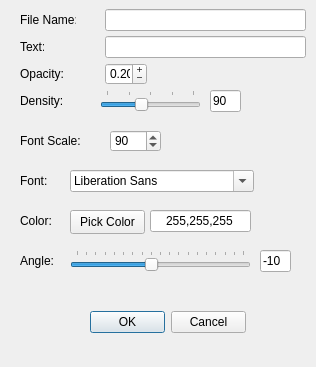
Before: the Qt Designer form options.ui in hikaruAi/Watermarker, drawn with Qt 5.
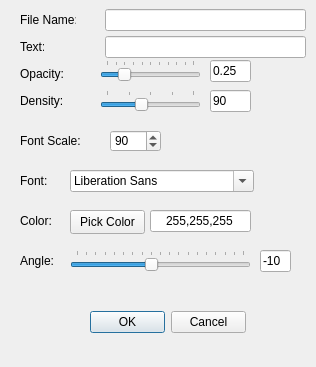
After: the same form once the commit is applied. Icons and pictures are not drawn.

```diff
--- a/options.ui
+++ b/options.ui
@@ -77,43 +77,6 @@
      <string>Opacity:</string>
     </property>
    </widget>
-   <widget class="QDoubleSpinBox" name="opacity_spinbox">
-    <property name="geometry">
-     <rect>
-      <x>105</x>
-      <y>63</y>
-      <width>42</width>
-      <height>22</height>
-     </rect>
-    </property>
-    <property name="wrapping">
-     <bool>true</bool>
-    </property>
-    <property name="buttonSymbols">
-     <enum>QAbstractSpinBox::ButtonSymbols::PlusMinus</enum>
-    </property>
-    <property name="showGroupSeparator" stdset="0">
-     <bool>true</bool>
-    </property>
-    <property name="suffix">
-     <string/>
-    </property>
-    <property name="decimals">
-     <number>2</number>
-    </property>
-    <property name="minimum">
-     <double>0.010000000000000</double>
-    </property>
-    <property name="maximum">
-     <double>1.000000000000000</double>
-    </property>
-    <property name="stepType">
-     <enum>QAbstractSpinBox::StepType::AdaptiveDecimalStepType</enum>
-    </property>
-    <property name="value">
-     <double>0.200000000000000</double>
-    </property>
-   </widget>
    <widget class="QLineEdit" name="file_name_edit">
     <property name="geometry">
      <rect>
@@ -391,10 +354,13 @@
      <rect>
       <x>210</x>
       <y>90</y>
-      <width>31</width>
+      <width>41</width>
       <height>22</height>
      </rect>
     </property>
+    <property name="inputMask">
+     <string>0000</string>
+    </property>
     <property name="text">
      <string>90</string>
     </property>
@@ -412,6 +378,62 @@
      <string>-10</string>
     </property>
    </widget>
+   <widget class="QSlider" name="opacity_slider">
+    <property name="geometry">
+     <rect>
+      <x>100</x>
+      <y>60</y>
+      <width>101</width>
+      <height>22</height>
+     </rect>
+    </property>
+    <property name="minimum">
+     <number>1</number>
+    </property>
+    <property name="maximum">
+     <number>100</number>
+    </property>
+    <property name="singleStep">
+     <number>10</number>
+    </property>
+    <property name="value">
+     <number>20</number>
+    </property>
+    <property name="orientation">
+     <enum>Qt::Orientation::Horizontal</enum>
+    </property>
+    <property name="invertedAppearance">
+     <bool>false</bool>
+    </property>
+    <property name="invertedControls">
+     <bool>false</bool>
+    </property>
+    <property name="tickPosition">
+     <enum>QSlider::TickPosition::TicksAbove</enum>
+    </property>
+    <property name="tickInterval">
+     <number>10</number>
+    </property>
+   </widget>
+   <widget class="QLineEdit" name="opacity_edit">
+    <property name="geometry">
+     <rect>
+      <x>210</x>
+      <y>60</y>
+      <width>41</width>
+      <height>22</height>
+     </rect>
+    </property>
+    <property name="inputMask">
+     <string>#.##</string>
+    </property>
+    <property name="text">
+     <string>0.25</string>
+    </property>
+    <property name="echoMode">
+     <enum>QLineEdit::EchoMode::Normal</enum>
+    </property>
+   </widget>
   </widget>
  </widget>
  <resources/>
```
Left out of the diff: 12 changed lines with no effect on the pictures.
